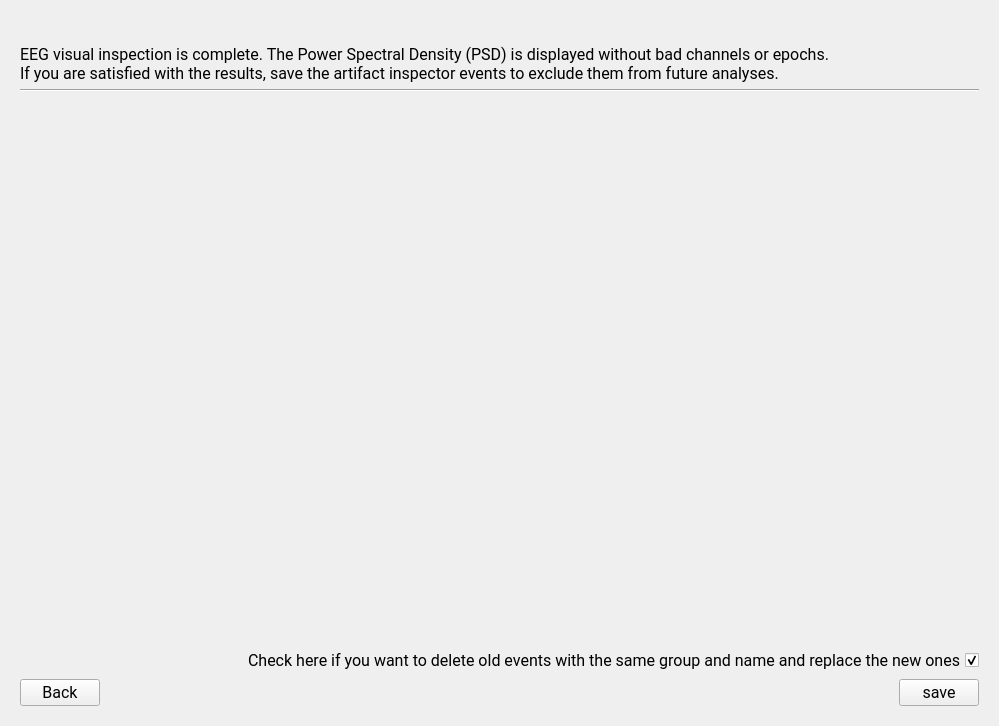
Before: the Qt Designer form apps/CEAMSApps/EEGInspector/ui/Ui_EEGInspectorView.ui in SnoozToolbox/snooz-package-ceams, drawn with Qt 5.
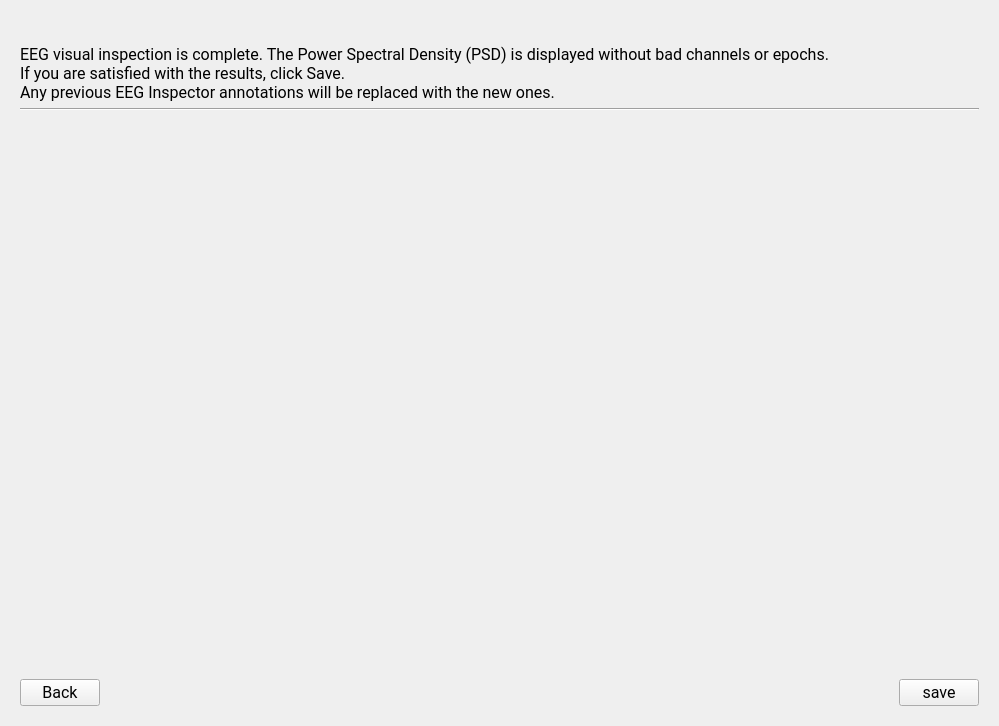
After: the same form once the commit is applied. The open tabs and pages were chosen to show the change.

Commit message: EEGInspector: Always overwrite inspector annotations on save and auto-export the cleaned PSD next to the input file.

Diff of the .ui file:
```diff
--- a/apps/CEAMSApps/EEGInspector/ui/Ui_EEGInspectorView.ui
+++ b/apps/CEAMSApps/EEGInspector/ui/Ui_EEGInspectorView.ui
@@ -674,7 +674,11 @@
          </property>
          <property name="text">
           <string>EEG visual inspection is complete. The Power Spectral Density (PSD) is displayed without bad channels or epochs.
-If you are satisfied with the results, save the artifact inspector events to exclude them from future analyses.</string>
+If you are satisfied with the results, click Save.
+Any previous EEG Inspector annotations will be replaced with the new ones.</string>
+         </property>
+         <property name="wordWrap">
+          <bool>true</bool>
          </property>
         </widget>
        </item>
@@ -721,44 +725,6 @@
          </property>
         </spacer>
        </item>
-       <item>
-        <layout class="QHBoxLayout" name="horizontalLayout_5">
-         <item>
-          <spacer name="horizontalSpacer_5">
-           <property name="orientation">
-            <enum>Qt::Orientation::Horizontal</enum>
-           </property>
-           <property name="sizeHint" stdset="0">
-            <size>
-             <width>40</width>
-             <height>20</height>
-            </size>
-           </property>
-          </spacer>
-         </item>
-         <item>
-          <widget class="QCheckBox" name="checkBox_overwrite">
-           <property name="font">
-            <font>
-             <family>Roboto</family>
-             <pointsize>12</pointsize>
-             <italic>false</italic>
-             <bold>false</bold>
-            </font>
-           </property>
-           <property name="layoutDirection">
-            <enum>Qt::LayoutDirection::RightToLeft</enum>
-           </property>
-           <property name="text">
-            <string>Check here if you want to delete old events with the same group and name and replace the new ones</string>
-           </property>
-           <property name="checked">
-            <bool>true</bool>
-           </property>
-          </widget>
-         </item>
-        </layout>
-       </item>
        <item>
         <layout class="QHBoxLayout" name="horizontalLayout_42">
          <item>
```
Left out of the diff: 2 changed lines with no effect on the pictures. The commit also changes 4 other files.
